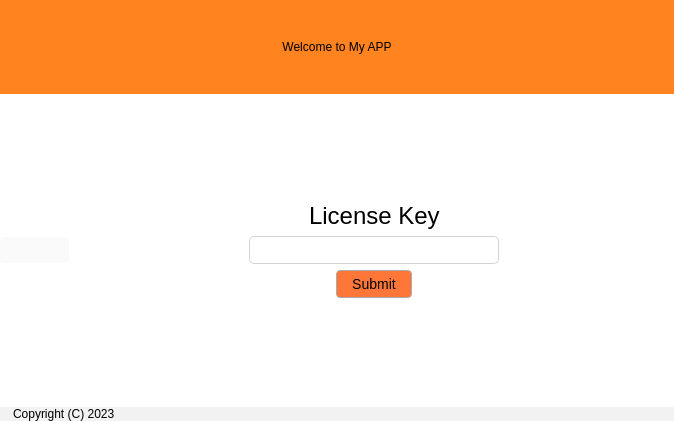
Before: the Qt Designer form main.ui in TahirAlauddin/AlphaEase, drawn with Qt 5.
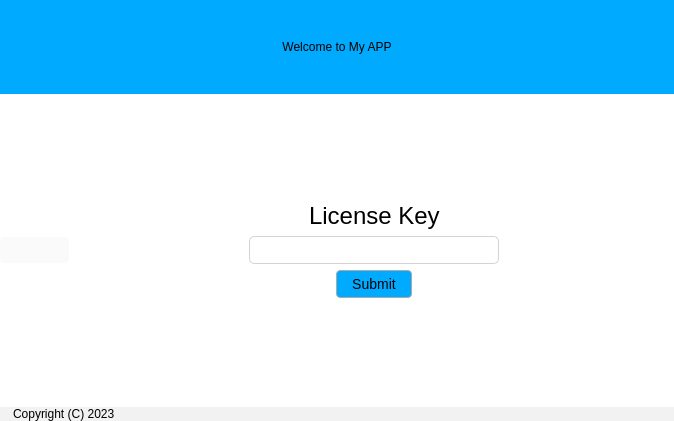
After: the same form once the commit is applied. Icons and pictures are not drawn.

Commit message: Fix: logo and name updated

Patch:
```diff
--- a/main.ui
+++ b/main.ui
@@ -146,7 +146,8 @@
        <string notr="true">font: 125 18pt &quot;Montserrat&quot;;
 font: 81 16pt &quot;Montserrat&quot;;
 padding: 10px;
-background: rgb(255, 131, 30)</string>
+background: rgb(255, 131, 30);
+background-color: rgb(0, 170, 255);</string>
       </property>
       <property name="text">
        <string>Welcome to My APP</string>
@@ -232,7 +233,8 @@
           <string notr="true">QPushButton {
 color: black;
 background-color: rgb(97, 255, 155);
-background-color: rgb(255, 119, 56)
+background-color: rgb(255, 119, 56);
+background-color: rgb(0, 170, 255);
 }
 
 QPushButton::hover {
```
Left out of the diff: 2 changed lines with no effect on the pictures. The commit also changes 2 other files.
